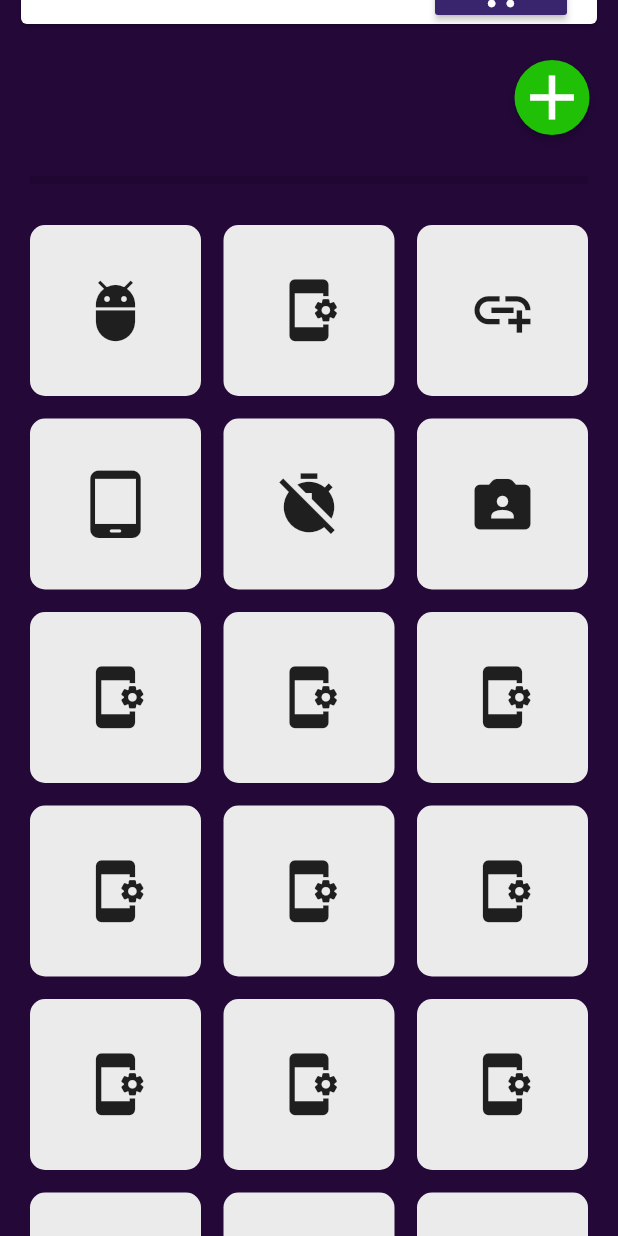
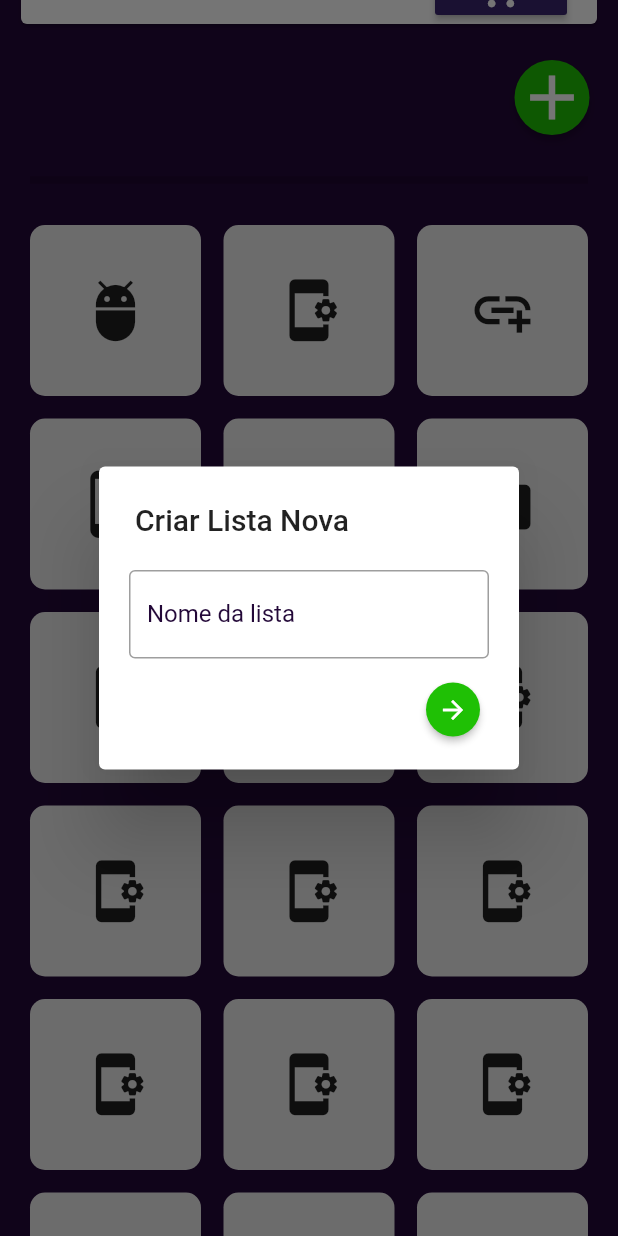
Before and after one commit to LuizSutil/zmarket, a Flutter app: the screen it shows once a user with an empty profile is signed in, scrolled down 576 dp, after a tap on the "add" icon, on a phone screen of 412 x 824 dp. Run offline on Flutter 3.47's test engine with Material 2 defaults, Android fonts, the phone set to English and light mode, and no system bars; our stand-ins replace firebase_auth, firebase_core, firebase_database, google_sign_in; accounts and stored records are empty; network calls fail.

Commit message:
fixed lista index cart length bug and made add list dynamic

```diff
--- a/lib/ListDisplayer.dart
+++ b/lib/ListDisplayer.dart
@@ -20,9 +20,15 @@ class _ListDisplayState extends State<ListDisplay> {
           return Padding(
               padding: EdgeInsets.fromLTRB(10, 10, 10, 0),
               child: ListaCompras(widget.lista[index].nome, [
-                widget.lista[index].cart[0],
-                widget.lista[index].cart[1],
-                widget.lista[index].cart[2]
+                widget.lista[index].cart.length > 0
+                    ? widget.lista[index].cart[0]
+                    : '',
+                widget.lista[index].cart.length > 1
+                    ? widget.lista[index].cart[1]
+                    : '',
+                widget.lista[index].cart.length > 2
+                    ? widget.lista[index].cart[2]
+                    : ''
               ]));
         },
         childCount: widget.lista.length,
--- a/lib/ListaCompras.dart
+++ b/lib/ListaCompras.dart
@@ -36,11 +36,20 @@ class _ListaComprasState extends State<ListaCompras> {
                       child: Column(
                           crossAxisAlignment: CrossAxisAlignment.start,
                           children: <Widget>[
-                            Text(widget.produtos[0],
+                            Text(
+                                widget.produtos.length >= 1
+                                    ? widget.produtos[0]
+                                    : '',
                                 style: TextStyle(fontSize: 16)),
-                            Text(widget.produtos[1],
+                            Text(
+                                widget.produtos.length >= 2
+                                    ? widget.produtos[1]
+                                    : '',
                                 style: TextStyle(fontSize: 16)),
-                            Text(widget.produtos[2],
+                            Text(
+                                widget.produtos.length >= 3
+                                    ? widget.produtos[2]
+                                    : '',
                                 style: TextStyle(fontSize: 16)),
                             Padding(
                               child: Text("..."),
--- a/lib/myHomePage.dart
+++ b/lib/myHomePage.dart
@@ -13,6 +13,8 @@ class MyHomePage extends StatefulWidget {
 }
 
 class _MyHomePageState extends State<MyHomePage> {
+  var text = '';
+
   var posts = {
     'lista1': {
       'nome': 'Lista Semanal',
@@ -22,11 +24,63 @@ class _MyHomePageState extends State<MyHomePage> {
       'nome': 'Festa',
       'cart': ['"Sal"', 'Coquinha', 'Gudang(importado)']
     },
-    'lista': {
+    'lista3': {
       'nome': 'Picnic',
-      'cart': ['Vinho', 'Queijo', 'Baguette']
+      'cart': [
+        'Vinho',
+        'Queijo',
+      ]
     }
   };
+
+  Future _showCriarLista() async {
+    await showDialog(
+      context: context,
+      builder: (BuildContext context) {
+        return SimpleDialog(
+          insetPadding: EdgeInsets.fromLTRB(0, 0, 0, 0),
+          title: new Text('Criar Lista Nova'),
+          children: <Widget>[
+            Padding(
+              child: TextField(
+                onChanged: (texto) {
+                  text = texto;
+                },
+                decoration: InputDecoration(
+                    border: OutlineInputBorder(),
+                    labelText: 'Nome da lista',
+                    labelStyle: TextStyle(color: Color.fromRGBO(35, 8, 56, 1))),
+              ),
+              padding: EdgeInsets.fromLTRB(20, 10, 20, 10),
+            ),
+            Align(
+              alignment: Alignment.centerRight,
+              child: MaterialButton(
+                onPressed: () {
+                  if (text != '') {
+                    setState(() {
+                      posts['$text'] = {
+                        'nome': '$text',
+                        'cart': ['blabla', 'blablabla', 'balsdbfoa']
+                      };
+                      Navigator.pop(context);
+                    });
+                  }
+                },
+                color: Color.fromRGBO(31, 192, 5, 1),
+                textColor: Colors.white,
+                child: Icon(
+                  Icons.arrow_forward,
+                  size: 20,
+                ),
+                shape: CircleBorder(),
+              ),
+            )
+          ],
+        );
+      },
+    );
+  }
 
   @override
   Widget build(BuildContext context) {
@@ -42,7 +96,9 @@ class _MyHomePageState extends State<MyHomePage> {
               child: Padding(
                 padding: EdgeInsets.fromLTRB(0, 20, 0, 20),
                 child: MaterialButton(
-                  onPressed: () {},
+                  onPressed: () {
+                    _showCriarLista();
+                  },
                   color: Color.fromRGBO(31, 192, 5, 1),
                   textColor: Colors.white,
                   child: Icon(
```
Also changed, not shown: lib/newLIsta.dart (added).
